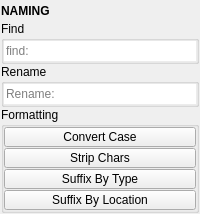
First picture: the form in mayatk/edit_utils/naming/naming.ui, repository m3trik/mayatk, before the edit.
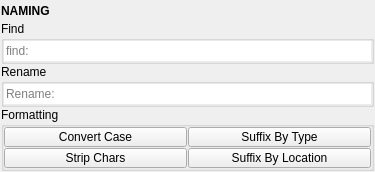
Second picture: the form after the edit. Custom widgets are drawn as their Qt base class.

What changed in the file:
```diff
--- a/mayatk/edit_utils/naming/naming.ui
+++ b/mayatk/edit_utils/naming/naming.ui
@@ -9,10 +9,16 @@
    <rect>
     <x>0</x>
     <y>0</y>
-    <width>200</width>
-    <height>210</height>
+    <width>375</width>
+    <height>163</height>
    </rect>
   </property>
+  <property name="minimumSize">
+   <size>
+    <width>300</width>
+    <height>0</height>
+   </size>
+  </property>
   <property name="tabShape">
    <enum>QTabWidget::Triangular</enum>
   </property>
@@ -169,10 +175,7 @@
         <property name="title">
          <string>Formatting</string>
         </property>
-        <layout class="QVBoxLayout" name="verticalLayout_4">
-         <property name="spacing">
-          <number>1</number>
-         </property>
+        <layout class="QGridLayout" name="gridLayout">
          <property name="leftMargin">
           <number>0</number>
          </property>
@@ -185,7 +188,10 @@
          <property name="bottomMargin">
           <number>0</number>
          </property>
-         <item>
+         <property name="spacing">
+          <number>1</number>
+         </property>
+         <item row="0" column="0">
           <widget class="PushButton" name="tb000">
            <property name="enabled">
             <bool>true</bool>
@@ -216,38 +222,7 @@
            </property>
           </widget>
          </item>
-         <item>
-          <widget class="PushButton" name="tb002">
-           <property name="enabled">
-            <bool>true</bool>
-           </property>
-           <property name="minimumSize">
-            <size>
-             <width>0</width>
-             <height>20</height>
-            </size>
-           </property>
-           <property name="maximumSize">
-            <size>
-             <width>16777215</width>
-             <height>20</height>
-            </size>
-           </property>
-           <property name="toolTip">
-            <string>Deletes characters from the names of the provided objects and renames them.</string>
-           </property>
-           <property name="text">
-            <string>Strip Chars</string>
-           </property>
-           <property name="iconSize">
-            <size>
-             <width>18</width>
-             <height>18</height>
-            </size>
-           </property>
-          </widget>
-         </item>
-         <item>
+         <item row="0" column="2">
           <widget class="PushButton" name="tb003">
            <property name="enabled">
             <bool>true</bool>
@@ -278,7 +253,38 @@
            </property>
           </widget>
          </item>
-         <item>
+         <item row="1" column="0">
+          <widget class="PushButton" name="tb002">
+           <property name="enabled">
+            <bool>true</bool>
+           </property>
+           <property name="minimumSize">
+            <size>
+             <width>0</width>
+             <height>20</height>
+            </size>
+           </property>
+           <property name="maximumSize">
+            <size>
+             <width>16777215</width>
+             <height>20</height>
+            </size>
+           </property>
+           <property name="toolTip">
+            <string>Deletes characters from the names of the provided objects and renames them.</string>
+           </property>
+           <property name="text">
+            <string>Strip Chars</string>
+           </property>
+           <property name="iconSize">
+            <size>
+             <width>18</width>
+             <height>18</height>
+            </size>
+           </property>
+          </widget>
+         </item>
+         <item row="1" column="2">
           <widget class="PushButton" name="tb001">
            <property name="enabled">
             <bool>true</bool>
```
